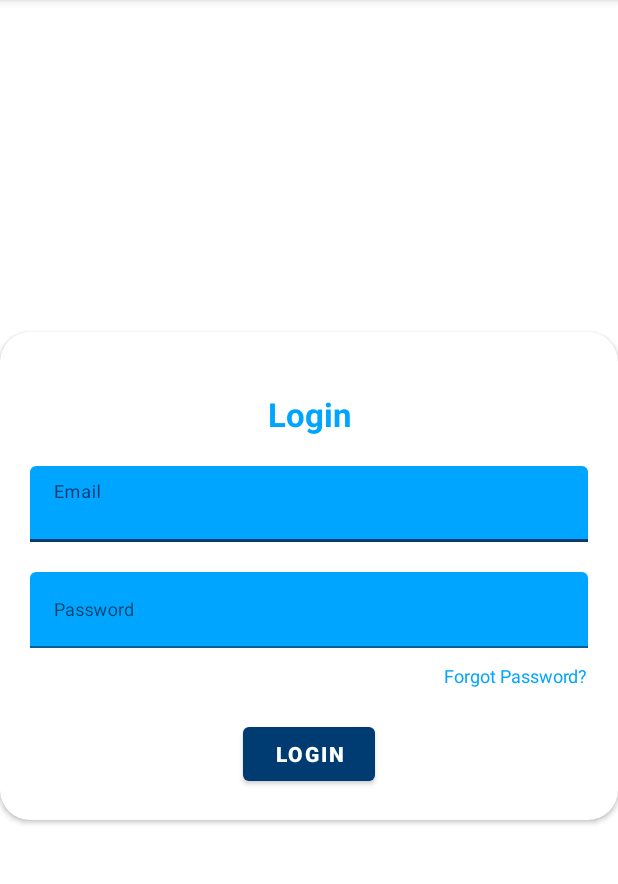
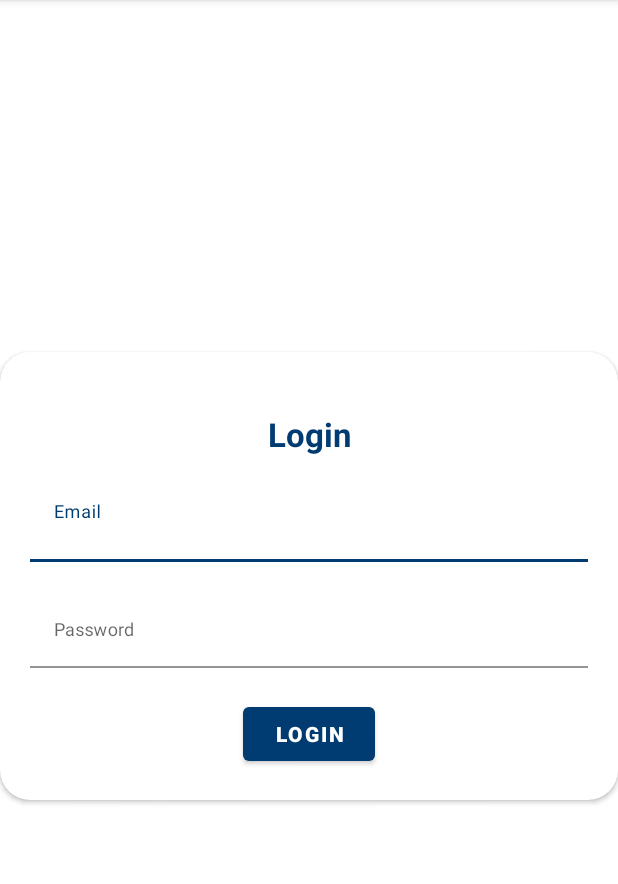
Before and after one commit to MaPache07/CSSApp, an Android app: the screen it shows after launch (LoginActivity), on a phone screen of 412 x 824 dp, the part 84-968 px from its top. Run offline under Robolectric (Android 15) with nearby library versions, the phone set to English and light mode, and no system bars; our stand-ins replace Firebase (no records; nobody signed in at launch, a user with empty details on screens opened directly), Room's generated code, navigation-ui; 2 statements that could not run were skipped.

```diff
--- a/app/src/main/java/com/uca/app_css/adapters/AllProjectsAdapter.kt
+++ b/app/src/main/java/com/uca/app_css/adapters/ProjectsAdapter.kt
@@ -15,16 +15,17 @@ import com.uca.app_css.database.viewmodels.ProyectViewModel
 import com.uca.app_css.utilities.AppConstants.STATE_ACCEPTED
 import com.uca.app_css.utilities.AppConstants.STATE_PENDING
 import com.uca.app_css.utilities.AppConstants.STATE_REJECTED
-import com.uca.app_css.utilities.AppConstants.getIdEstudiante
+import com.uca.app_css.utilities.AppConstants.pref
 
-class AllProjectsAdapter(var projects: List<Proyecto>, val flag: Boolean, val lifecycleOwner: LifecycleOwner, val fragment: Fragment, val clickListener: (Proyecto) -> Unit): RecyclerView.Adapter<AllProjectsAdapter.ProyectoHolder>() {
+//La flag recibida determina si se está trabajando con todos los proyectos o con mis proyectos
+class ProjectsAdapter(var projects: List<Proyecto>, val flag: Boolean, val lifecycleOwner: LifecycleOwner, val fragment: Fragment, val clickListener: (Proyecto) -> Unit): RecyclerView.Adapter<ProjectsAdapter.ProyectoHolder>() {
 
     private lateinit var view: View
     private lateinit var projectsViewModel: ProyectViewModel
 
     override fun onCreateViewHolder(p0: ViewGroup, p1: Int): ProyectoHolder  {
-        if(flag) view = LayoutInflater.from(p0.context).inflate(R.layout.cardview_all_projects, p0, false)
-        else view = LayoutInflater.from(p0.context).inflate(R.layout.cardview_my_projects, p0, false)
+        if(flag) view = LayoutInflater.from(p0.context).inflate(R.layout.cardview_all_projects, p0, false) //Cardview para recylcer de todos los proyectos
+        else view = LayoutInflater.from(p0.context).inflate(R.layout.cardview_my_projects, p0, false) //Cardview para recylcler de mis proyectos
         projectsViewModel = ViewModelProvider(fragment).get(ProyectViewModel::class.java)
         return ProyectoHolder(view)
     }
@@ -43,22 +44,28 @@ class AllProjectsAdapter(var projects: List<Proyecto>, val flag: Boolean, val li
     inner class ProyectoHolder constructor(itemView: View): RecyclerView.ViewHolder(itemView) {
         @SuppressLint("ResourceAsColor")
         fun bind(item : Proyecto, clickListener: (Proyecto) -> Unit) = with(itemView){
+            //Opción "Todos los proyectos"
             if(flag){
                 itemView.findViewById<TextView>(R.id.item_project_name).text = item.nombre
             }
+            //Opción "Mis proyectos"
             else{
                 itemView.findViewById<TextView>(R.id.my_item_project_name).text = item.nombre
                 val stateTxt = findViewById<TextView>(R.id.project_state)
-                projectsViewModel.getProyectoXEstudianteById(item.idProyecto, getIdEstudiante()).observe(lifecycleOwner, {
+                //Se verifica el estado del proyecto en la tabla "ProyectoXEstudiante"
+                projectsViewModel.getProyectoXEstudianteById(item.idProyecto, pref.idEstudiante).observe(lifecycleOwner, {
                     if(it != null){
+                        //Estado pendiente
                         if(it.estado == 0) {
                             stateTxt.text = STATE_PENDING
                             stateTxt.setBackgroundResource(R.color.pendiente)
                         }
+                        //Estado aceptado
                         else if(it.estado == 1) {
                             stateTxt.text = STATE_ACCEPTED
                             stateTxt.setBackgroundResource(R.color.aceptado)
                         }
+                        //Estado rechazado
                         else if(it.estado == 2) {
                             stateTxt.text = STATE_REJECTED
                             stateTxt.setBackgroundResource(R.color.rechazado)
--- a/app/src/main/java/com/uca/app_css/database/daos/EstudianteDAO.kt
+++ b/app/src/main/java/com/uca/app_css/database/daos/EstudianteDAO.kt
@@ -24,10 +24,12 @@ interface EstudianteDAO {
     @Query("SELECT * FROM estudiante WHERE carnet = :carnet")
     fun getEstudianteByCarnet(carnet: String): LiveData<Estudiante>
 
+    //Retorna el perfil del estudiante en cuestion
     @Query("SELECT * FROM perfil p INNER JOIN estudiante e ON p.idPerfil = e.idPerfil " +
                 "WHERE e.idEstudiante = :idEstudiante")
     fun getPerfilWithEstudiante(idEstudiante: Int): LiveData<Perfil>
 
+    //Retorna la carrera del estudiante en cuestion
     @Query("SELECT * FROM carrera c INNER JOIN estudiante e ON c.idCarrera = e.idCarrera " +
                 "WHERE e.idEstudiante = :idEstudiante")
     fun getCarreraWithEstudiante(idEstudiante: Int): LiveData<Carrera>
--- a/app/src/main/java/com/uca/app_css/database/daos/ProyectoXCarreraDAO.kt
+++ b/app/src/main/java/com/uca/app_css/database/daos/ProyectoXCarreraDAO.kt
@@ -15,10 +15,12 @@ interface ProyectoXCarreraDAO {
     @Insert
     suspend fun insertProyectoXCarrera(proyectoXCarrera: ProyectoXCarrera)
 
+    //Retorna los proyectos de una determinada carrera
     @Query("SELECT *, p.nombre FROM proyecto p INNER JOIN proyectoXCarrera pc ON p.idProyecto = pc.idProyecto " +
             "INNER JOIN carrera c ON pc.idCarrera = c.idCarrera WHERE c.idCarrera = :idCarrera")
     fun getProyectoWithCarrera(idCarrera: Int): LiveData<List<Proyecto>>
 
+    //Retorna un modelo que contiene los datos del perfil para cada carrera de un determinado proyecto
     @Query("SELECT c.idCarrera, pe.idPerfil, c.nombre AS carrera, pe.perfil, pe.descripcion AS perfilDesc FROM carrera c " +
             "INNER JOIN proyectoXCarrera pc ON c.idCarrera = pc.idCarrera " +
             "INNER JOIN proyecto p ON pc.idProyecto = p.idProyecto " +
--- a/app/src/main/java/com/uca/app_css/database/daos/ProyectoXEstudianteDAO.kt
+++ b/app/src/main/java/com/uca/app_css/database/daos/ProyectoXEstudianteDAO.kt
@@ -17,10 +17,12 @@ interface ProyectoXEstudianteDAO {
     @Query("SELECT * FROM proyectoXEstudiante WHERE idProyecto = :idProyecto AND idEstudiante = :idEstudiante")
     fun getProyectoXEstudianteById(idProyecto: Int, idEstudiante: Int): LiveData<ProyectoXEstudiante>
 
+    //Retorna la lista de estudiantes que pertenecen a un determinado proyecto
     @Query("SELECT * FROM estudiante e INNER JOIN proyectoXEstudiante pe ON e.idEstudiante = pe.idEstudiante " +
             "INNER JOIN proyecto p ON pe.idProyecto = p.idProyecto WHERE p.idProyecto = :idProyecto")
     fun getEstudianteWithProyecto(idProyecto: Int): LiveData<List<Estudiante>>
 
+    //Retorna la lista de proyectos de un determinado estudiante
     @Query("SELECT * FROM proyecto p INNER JOIN proyectoXEstudiante pe ON p.idProyecto = pe.idProyecto " +
             "INNER JOIN estudiante e ON pe.idEstudiante = e.idEstudiante WHERE e.idEstudiante = :idEstudiante")
     fun getProyectoWithEstudiante(idEstudiante: Int): LiveData<List<Proyecto>>
--- a/app/src/main/java/com/uca/app_css/models/CarreraWithPerfil.kt
+++ b/app/src/main/java/com/uca/app_css/models/CarreraWithPerfil.kt
@@ -2,6 +2,7 @@ package com.uca.app_css.models
 
 import androidx.room.Entity
 
+//Modelo que contiene los datos del perfil para cada carrera de un determinado proyecto
 @Entity
 data class CarreraWithPerfil(
     val idCarrera: Int,
--- a/app/src/main/java/com/uca/app_css/ui/activities/LoginActivity.kt
+++ b/app/src/main/java/com/uca/app_css/ui/activities/LoginActivity.kt
@@ -35,6 +35,7 @@ class LoginActivity : AppCompatActivity() {
         initData()
     }
 
+    //Función que inicializa las variables a utilizar
     fun initData(){
         mAuth = FirebaseAuth.getInstance()
 
@@ -46,9 +47,11 @@ class LoginActivity : AppCompatActivity() {
     }
 
     val clickListener = View.OnClickListener {
-        email= emailBox.text.toString()
+        //Se obtiene el correo electrónico y la contraseña
+        email = emailBox.text.toString()
         contra = pswdBox.text.toString()
 
+        //Se verifica que ninguno de los campos vengan vacios
         if(TextUtils.isEmpty(email) || TextUtils.isEmpty(contra)){
             if(TextUtils.isEmpty(email)) emailBox.error = NOTEMPTY
             else emailBox.error = null
@@ -60,6 +63,7 @@ class LoginActivity : AppCompatActivity() {
         val cm = getSystemService(Context.CONNECTIVITY_SERVICE) as ConnectivityManager
         val activeNetwork = cm.activeNetworkInfo
 
+        //Se verifica que exista conexion a internet
         if(activeNetwork != null && activeNetwork.isConnected){
             mAuth.signInWithEmailAndPassword(email, contra).addOnCompleteListener { task ->
                 if(task.isSuccessful){
--- a/app/src/main/java/com/uca/app_css/ui/fragments/AllProjectsFragment.kt
+++ b/app/src/main/java/com/uca/app_css/ui/fragments/AllProjectsFragment.kt
@@ -2,7 +2,6 @@ package com.uca.app_css.ui.fragments
 
 import android.content.Intent
 import android.os.Bundle
-import android.util.Log
 import android.view.*
 import android.widget.AdapterView
 import android.widget.ArrayAdapter
@@ -15,19 +14,19 @@ import androidx.recyclerview.widget.RecyclerView
 import com.google.firebase.auth.FirebaseAuth
 import com.uca.app_css.ui.activities.ProjectInfoActivity
 import com.uca.app_css.R
-import com.uca.app_css.adapters.AllProjectsAdapter
+import com.uca.app_css.adapters.ProjectsAdapter
 import com.uca.app_css.database.entities.Proyecto
 import com.uca.app_css.database.viewmodels.ProyectViewModel
 import com.uca.app_css.utilities.AppConstants
 import com.uca.app_css.utilities.AppConstants.PROJECT_KEY
-import com.uca.app_css.utilities.AppConstants.getIdCarrera
+import com.uca.app_css.utilities.AppConstants.pref
 
 class AllProjectsFragment : Fragment() {
 
     private lateinit var auth: FirebaseAuth
     private lateinit var allProjectsViewModel: ProyectViewModel
     private lateinit var viewManager: RecyclerView.LayoutManager
-    private lateinit var viewAdapter: AllProjectsAdapter
+    private lateinit var viewAdapter: ProjectsAdapter
     private lateinit var mSpinnerItem: MenuItem
     private lateinit var spinnerFilter: Spinner
     private lateinit var arrayFilter : Array<String>
@@ -48,6 +47,7 @@ class AllProjectsFragment : Fragment() {
         return viewF
     }
 
+    //Función que inicializa las variables a utilizar
     fun initData(){
         auth = FirebaseAuth.getInstance()
         arrayFilter = arrayOf(getString(R.string.filter_todos), getString(R.string.filter_mi_carrera))
@@ -57,14 +57,17 @@ class AllProjectsFragment : Fragment() {
         }
     }
 
+    //Menu para filtrar entre Todos los proyectos o unicamente los de la carrera del estudiante
     override fun onCreateOptionsMenu(menu: Menu, inflater: MenuInflater) {
         super.onCreateOptionsMenu(menu, inflater)
         inflater.inflate(R.menu.all_projects_menu, menu)
 
+        //Spinner que contendrá las opciones "Todos" y "Mi carrera"
         mSpinnerItem = menu.findItem(R.id.filter_all_projects)
         spinnerFilter = mSpinnerItem.actionView as Spinner
         spinnerFilter.adapter = ArrayAdapter(requireContext(),R.layout.simple_spinner_item, R.id.item_spinner, arrayFilter)
 
+        //Función que cambia el valor de la flag dependiendeo del elemente seleccionado
         spinnerFilter.onItemSelectedListener = object : AdapterView.OnItemSelectedListener{
             override fun onItemSelected(p0: AdapterView<*>?, p1: View?, p2: Int, p3: Long) {
                 if(p2 == 0){
@@ -83,21 +86,23 @@ class AllProjectsFragment : Fragment() {
         }
     }
 
+    //Dependiendo del valor de la flag, mostrará la lista de todos los proyectos o unicamente los de la carrera del estudiante
     fun changeList(){
         if(flagObserver) {
-            allProjectsViewModel.getProyectoWithCarrera(getIdCarrera()).removeObserver(observer)
+            allProjectsViewModel.getProyectoWithCarrera(pref.idCarrera).removeObserver(observer)
             allProjectsViewModel.allProyecto.observe(viewLifecycleOwner, observer)
         }
         else{
             allProjectsViewModel.allProyecto.removeObserver(observer)
-            allProjectsViewModel.getProyectoWithCarrera(getIdCarrera()).observe(viewLifecycleOwner, observer)
+            allProjectsViewModel.getProyectoWithCarrera(pref.idCarrera).observe(viewLifecycleOwner, observer)
         }
 
     }
 
+    //Función que inicializa el recyclerView
     fun initRecycler(match : List<Proyecto>){
         viewManager = LinearLayoutManager(context)
-        viewAdapter = AllProjectsAdapter(match, true, viewLifecycleOwner, this) {matchItem: Proyecto -> onClicked(matchItem)}
+        viewAdapter = ProjectsAdapter(match, true, viewLifecycleOwner, this) { matchItem: Proyecto -> onClicked(matchItem)}
         viewF.findViewById<RecyclerView>(R.id.recycler).apply {
             setHasFixedSize(true)
             layoutManager = viewManager
@@ -105,6 +110,7 @@ class AllProjectsFragment : Fragment() {
         }
     }
 
+    //Método onClick que dirigirá a la pantalla de ProjectInfo con la flag false, o sea, que no ha aplicado a dicho proyecto (Para mostrar el botón de aplicar)
     fun onClicked(item : Proyecto){
         val extras = Bundle()
         extras.putParcelable(PROJECT_KEY, item)
--- a/app/src/main/java/com/uca/app_css/utilities/AppConstants.kt
+++ b/app/src/main/java/com/uca/app_css/utilities/AppConstants.kt
@@ -1,6 +1,7 @@
 package com.uca.app_css.utilities
 
 object AppConstants {
+    lateinit var pref: Preferences
     val PROJECT_KEY = "ProjectKey"
     val LOGOUT = "Se ha cerrado sesión correctamente"
     val LOGIN = "Se ha iniciado sesión correctamente"
@@ -16,23 +17,4 @@ object AppConstants {
     val STATE_PENDING = "Pendiente"
     val STATE_ACCEPTED = "Aceptado"
     val STATE_REJECTED = "Rechazado"
-
-    private var USER_CARNET = "" //FirebaseAuth.getInstance().currentUser!!.email!!.substring(0,8)
-    private var ID_ESTUDIANTE = -1
-    private var ID_CARRERA = -1
-
-    fun setUserCarnet(carnet: String){
-        this.USER_CARNET = carnet
-    }
-    fun getUserCarnet() = this.USER_CARNET
-
-    fun setIdEstudiante(idEstudiante: Int){
-        this.ID_ESTUDIANTE = idEstudiante
-    }
-    fun getIdEstudiante() = this.ID_ESTUDIANTE
-
-    fun setIdCarrera(idCarrera: Int){
-        this.ID_CARRERA = idCarrera
-    }
-    fun getIdCarrera() = this.ID_CARRERA
 }
--- /dev/null
+++ b/app/src/main/java/com/uca/app_css/utilities/Preferences.kt
@@ -0,0 +1,26 @@
+package com.uca.app_css.utilities
+
+import android.content.Context
+import android.content.SharedPreferences
+
+//Clase encargada de mantener la persistencia de datos muy importantes para el funcionamiento de la App (Carnet, idEstudiante y idCarrera)
+class Preferences(context: Context) {
+
+    val PREFERENCE_NAME = "sharedpreferences"
+    val SHARED_CARNET = "shared_carnet"
+    val SHARED_ID_ESTUDIANTE = "shared_id_estudiante"
+    val SHARED_ID_CARRERA = "shared_id_carrera"
+    val pref: SharedPreferences = context.getSharedPreferences(PREFERENCE_NAME, 0)
+
+    var carnet: String
+        get() = pref.getString(SHARED_CARNET, "")!!
+        set(value) = pref.edit().putString(SHARED_CARNET, value).apply()
+
+    var idEstudiante: Int
+        get() = pref.getInt(SHARED_ID_ESTUDIANTE, 0)
+        set(value) = pref.edit().putInt(SHARED_ID_ESTUDIANTE, value).apply()
+
+    var idCarrera: Int
+        get() = pref.getInt(SHARED_ID_CARRERA, 0)
+        set(value) = pref.edit().putInt(SHARED_ID_CARRERA, value).apply()
+}
--- a/app/src/main/res/layout/fragment_all_projects.xml
+++ b/app/src/main/res/layout/fragment_all_projects.xml
@@ -27,8 +27,7 @@
         android:layout_width="match_parent"
         android:layout_height="1dp"
         android:background="@color/light_gray"
-        android:layout_below="@id/text_dashboard"
-        android:layout_marginHorizontal="@dimen/normal_padding"/>
+        android:layout_below="@id/text_dashboard"/>
     <androidx.recyclerview.widget.RecyclerView
         android:id="@+id/recycler"
         android:layout_width="match_parent"
--- a/app/src/main/res/layout/layout_login.xml
+++ b/app/src/main/res/layout/layout_login.xml
@@ -10,19 +10,14 @@
     android:layout_marginBottom="@dimen/loginViewsMargin"
     android:background="@color/whiteCardColor"
     android:id="@+id/login_child_fragment">
-
-
-
     <LinearLayout
         style="@style/linearParent"
         android:layout_gravity="center"
         android:padding="@dimen/loginViewsMargin">
-
         <TextView
             style="@style/headerTextPrimary"
-            android:text="Login"
+            android:text="@string/login_txt"
             android:layout_marginTop="@dimen/loginViewsMargin"/>
-
         <com.google.android.material.textfield.TextInputLayout
             android:id="@+id/textInputEmail"
             style="@style/parent"
@@ -34,7 +29,6 @@
                 android:maxLines="1"
                 android:hint="@string/login_email_hint"/>
         </com.google.android.material.textfield.TextInputLayout>
-
         <com.google.android.material.textfield.TextInputLayout
             android:id="@+id/textInputPassword"
             style="@style/parent"
@@ -46,24 +40,11 @@
                 android:maxLines="1"
                 android:inputType="textPassword"/>
         </com.google.android.material.textfield.TextInputLayout>
-
-        <TextView
-            style="@style/viewParent"
-            android:text="Forgot Password?"
-            android:textColor="@color/primaryTextColor"
-            android:textSize="@dimen/newsMoreTextSize"
-            android:layout_gravity="end"
-            android:onClick="viewForgotPAssword"
-            android:layout_marginTop="10dp"/>
-
         <Button
             android:id="@+id/cirLoginButton"
             style="@style/loginButton"
             android:text="Login"
             android:layout_gravity="center_horizontal"
             android:layout_marginTop="@dimen/loginViewsMargin"/>
-
-
-
     </LinearLayout>
 </androidx.cardview.widget.CardView>
--- a/app/src/main/res/values/strings.xml
+++ b/app/src/main/res/values/strings.xml
@@ -16,4 +16,5 @@
 
     <string name="filter_todos">Todos</string>
     <string name="filter_mi_carrera">Mi Carrera</string>
+    <string name="login_txt">Login</string>
 </resources>
--- a/app/src/main/res/values/styles.xml
+++ b/app/src/main/res/values/styles.xml
@@ -21,19 +21,19 @@
         <item name="android:textStyle">bold</item>
     </style>
 
-    <style name="loginCard" parent="parent"></style>
+    <style name="loginCard" parent="parent" />
 
     <style name="linearParent" parent="parent">
         <item name="android:orientation">vertical</item>
     </style>
 
     <style name="headerTextPrimary" parent="headerText">
-        <item name="android:textColor">@color/primaryTextColor</item>
+        <item name="android:textColor">@color/blue_main</item>
     </style>
 
     <style name="modifiedEditText" parent="parent">
         <item name="android:textSize">@dimen/newsMoreTextSize</item>
-        <item name="android:backgroundTint">@color/primaryTextColor</item>
+        <item name="android:backgroundTint">@color/white</item>
     </style>
 
     <style name="viewParent">
```
Also changed, not shown: app/src/main/java/com/uca/app_css/database/repositories/ProyectRepository.kt (+11 -2 lines), app/src/main/java/com/uca/app_css/database/viewmodels/ProyectViewModel.kt (+21 -11 lines), app/src/main/java/com/uca/app_css/ui/activities/MainActivity.kt (+9 -4 lines), app/src/main/java/com/uca/app_css/ui/activities/ProjectInfoActivity.kt (+20 -5 lines), app/src/main/java/com/uca/app_css/ui/fragments/MyProjectsFragment.kt (+9 -5 lines), app/src/main/java/com/uca/app_css/ui/fragments/SettingsFragment.kt (+7 -2 lines).
